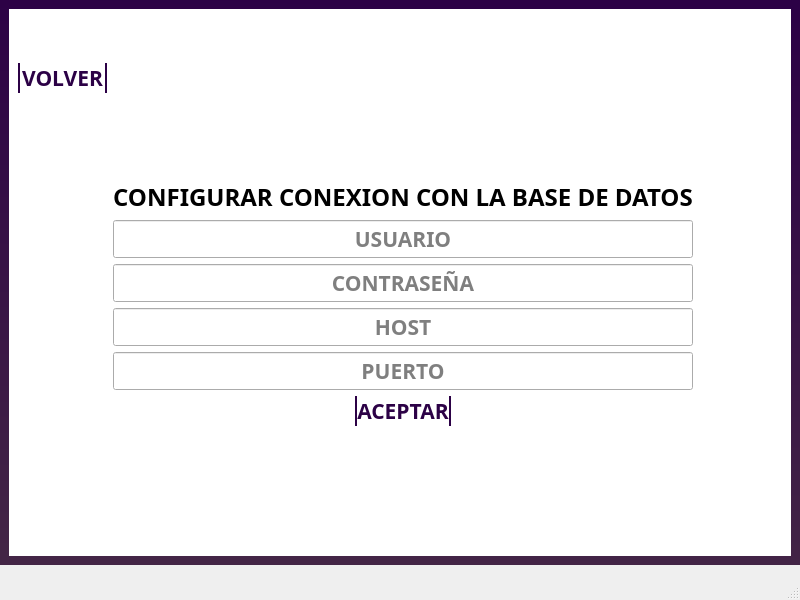
Qt form ui/interfaz_configuracion.ui (DevHarsue/SANDIASALUD) before a commit.
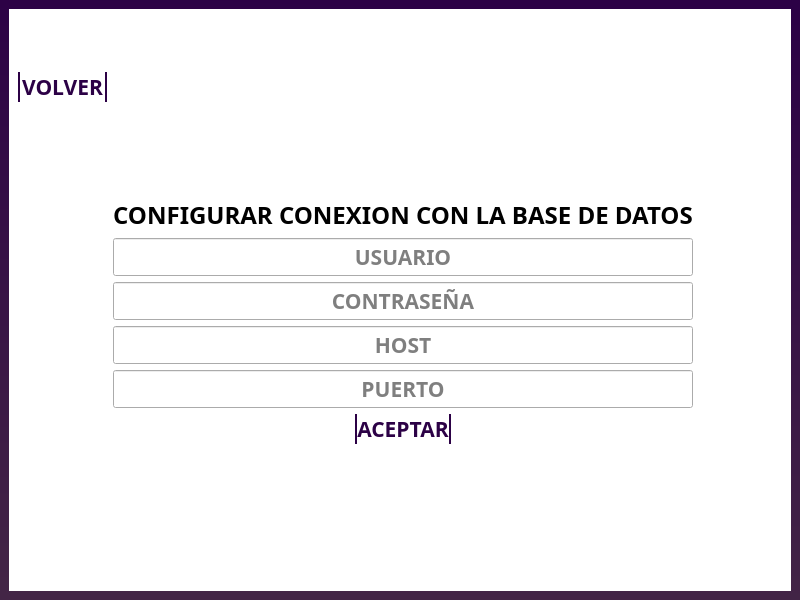
The same form after that commit. Icons and pictures are not drawn.

Patch:
```diff
--- a/ui/interfaz_configuracion.ui
+++ b/ui/interfaz_configuracion.ui
@@ -381,7 +381,6 @@
     </item>
    </layout>
   </widget>
-  <widget class="QStatusBar" name="statusbar"/>
  </widget>
  <tabstops>
   <tabstop>line_usuario</tabstop>
```
